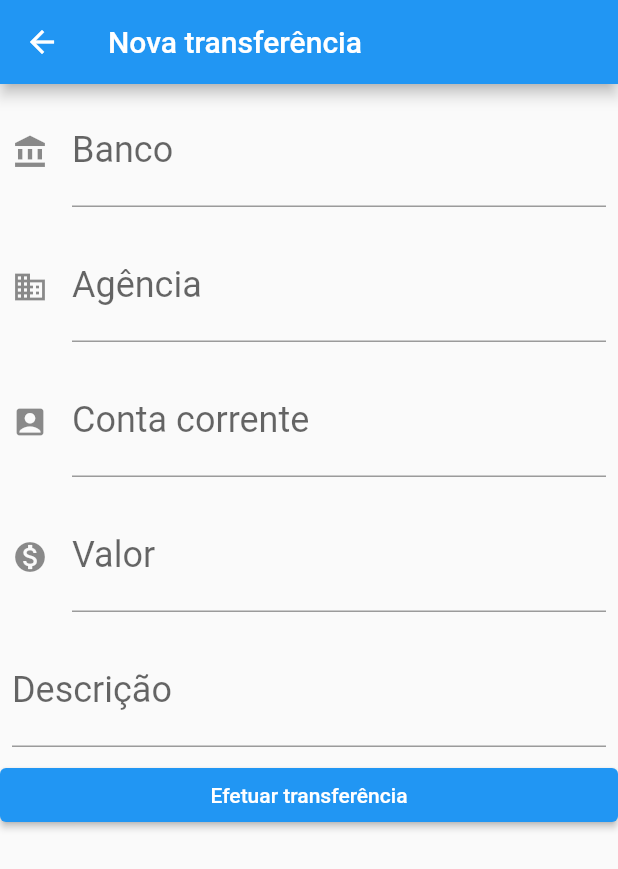
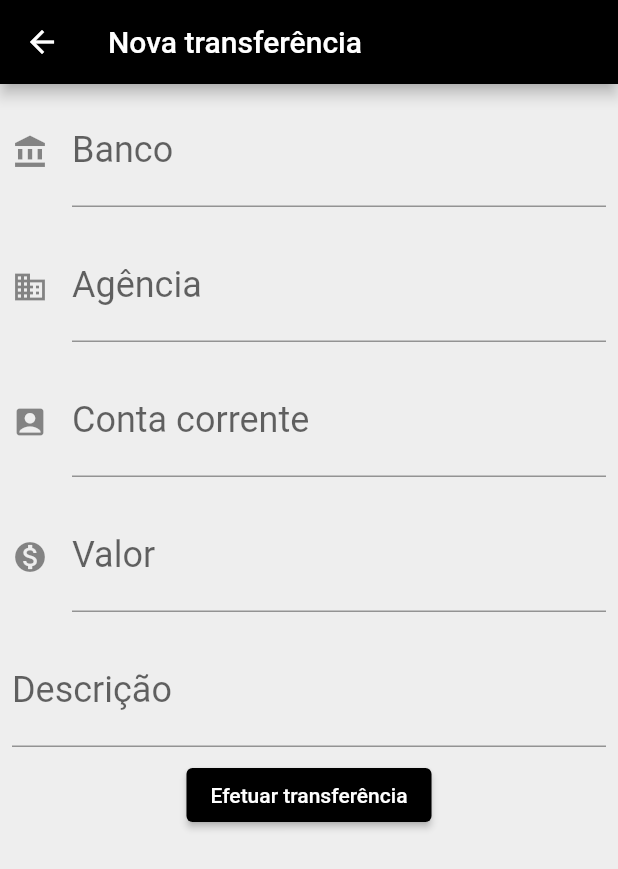
Before and after one commit to heltonricardo/bytebank-flutter, a Flutter app: the screen it shows after launch, after a tap on the "add" icon, on a phone screen of 412 x 824 dp. Shown: the top 869 px of the screen. Run offline on Flutter 3.47's test engine with Material 2 defaults, Android fonts, the phone set to English and light mode, and no system bars; missing offline and left inert: dart:ffi.

Commit message:
customizando o tema

```diff
--- a/lib/main.dart
+++ b/lib/main.dart
@@ -9,19 +9,46 @@ class BytebankApp extends StatelessWidget {
   @override
   Widget build(BuildContext context) {
     return MaterialApp(
-      home: Scaffold(
-        body: ListaTransferencias(),
+        theme: ThemeData(
+          scaffoldBackgroundColor: Colors.grey[200],
+          primaryColor: Colors.black,
+          accentColor: Colors.black,
+          elevatedButtonTheme: ElevatedButtonThemeData(
+              style: ButtonStyle(
+                  backgroundColor:
+                      MaterialStateProperty.all<Color>(Colors.black))),
         ),
-    );
+        home: ListaTransferencias());
   }
 }
 
-class FormularioTransferencia extends StatelessWidget {
+class FormularioTransferencia extends StatefulWidget {
+  @override
+  State<StatefulWidget> createState() {
+    return FormularioTransferenciaState();
+  }
+}
+
+class FormularioTransferenciaState extends State<FormularioTransferencia> {
   final TextEditingController _controladorBanco = TextEditingController();
   final TextEditingController _controladorAgencia = TextEditingController();
   final TextEditingController _controladorConta = TextEditingController();
   final TextEditingController _controladorValor = TextEditingController();
   final TextEditingController _controladorDescr = TextEditingController();
+
+  void _criaTransferencia(BuildContext context) {
+    final int banco = int.tryParse(_controladorBanco.text);
+    final int agencia = int.tryParse(_controladorAgencia.text);
+    final int conta = int.tryParse(_controladorConta.text);
+    final double valor = double.tryParse(_controladorValor.text);
+    final String descr = _controladorDescr.text;
+
+    if (banco != null && agencia != null && conta != null && valor != null) {
+      final transfer =
+          Transferencia(banco, agencia, conta, valor, descr: descr);
+      Navigator.pop(context, transfer);
+    }
+  }
 
   @override
   Widget build(BuildContext context) {
@@ -30,7 +57,8 @@ class FormularioTransferencia extends StatelessWidget {
         appBar: AppBar(
           title: Text("Nova transferência"),
         ),
-        body: ListView(children: <Widget>[
+        body: SingleChildScrollView(
+          child: Column(children: <Widget>[
             Editor(
                 label: "Banco",
                 hint: "000",
@@ -61,21 +89,8 @@ class FormularioTransferencia extends StatelessWidget {
               child: Text("Efetuar transferência"),
               onPressed: () => _criaTransferencia(context),
             )
-        ]));
-  }
-
-  void _criaTransferencia(BuildContext context) {
-    final int banco = int.tryParse(_controladorBanco.text);
-    final int agencia = int.tryParse(_controladorAgencia.text);
-    final int conta = int.tryParse(_controladorConta.text);
-    final double valor = double.tryParse(_controladorValor.text);
-    final String descr = _controladorDescr.text;
-
-    if (banco != null && agencia != null && conta != null && valor != null) {
-      final transfer =
-          Transferencia(banco, agencia, conta, valor, descr: descr);
-      Navigator.pop(context, transfer);
-    }
+          ]),
+        ));
   }
 }
 
@@ -107,9 +122,22 @@ class Editor extends StatelessWidget {
   }
 }
 
-class ListaTransferencias extends StatelessWidget {
+class ListaTransferencias extends StatefulWidget {
+  /* Como _transferencias terá sua referência constante (não mudará, não será
+   * atribuída a outra coisa), deixamos sua declaração na classe Stateful e a
+   * referenciamos, na classe State (abaixo), utilizando widget.campo. Se a
+   * referência fosse algo variável, poderíamos deixar sua declaração na própria
+   * classe State. Isso é uma convenção.
+   */
   final List<Transferencia> _transferencias = [];
 
+  @override
+  State<StatefulWidget> createState() {
+    return ListaTransferenciaState();
+  }
+}
+
+class ListaTransferenciaState extends State<ListaTransferencias> {
   @override
   Widget build(BuildContext context) {
     return Scaffold(
@@ -117,9 +145,9 @@ class ListaTransferencias extends StatelessWidget {
         title: Text("Transferências"),
       ),
       body: ListView.builder(
-        itemCount: _transferencias.length,
+        itemCount: widget._transferencias.length,
         itemBuilder: (context, int index) {
-          final transferencia = _transferencias[index];
+          final transferencia = widget._transferencias[index];
           return ItemTransferencia(transferencia);
         },
       ),
@@ -131,8 +159,11 @@ class ListaTransferencias extends StatelessWidget {
           }));
 
           resposta.then((transferencia) {
-            _transferencias.add(transferencia);
-            debugPrint("H: $transferencia");
+            if (transferencia != null) {
+              setState(() {
+                widget._transferencias.add(transferencia);
+              });
+            }
           });
         },
         child: Icon(Icons.add),
@@ -152,8 +183,8 @@ class ItemTransferencia extends StatelessWidget {
       child: ListTile(
         leading: Icon(Icons.compare_arrows),
         title: Text("R\$ " + _transferencia.valor.toStringAsFixed(2)),
-        subtitle: Text(
-            "Agência $_transferencia.agencia Conta: $_transferencia.conta"),
+        subtitle: Text("Agência: ${_transferencia.agencia}\n" +
+            "Conta: ${_transferencia.conta}"),
       ),
     );
   }
@@ -171,6 +202,6 @@ class Transferencia {
 
   @override
   String toString() {
-    return "$banco $agencia $conta $valor $descricao";
+    return "a";
   }
 }
```
Lines whose indentation alone changed are shown as unchanged.
